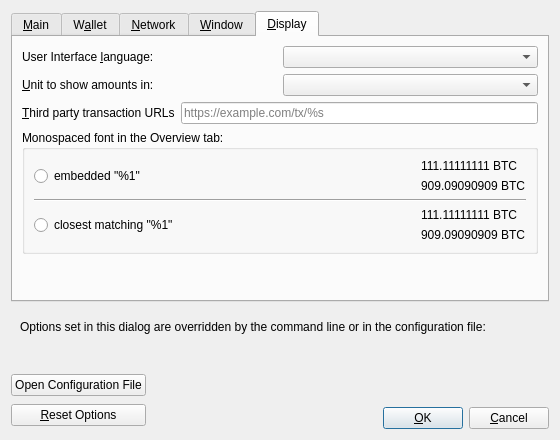
Above: src/qt/forms/optionsdialog.ui from popy1970/blinkhash-core before the change. Below: the same form after it.
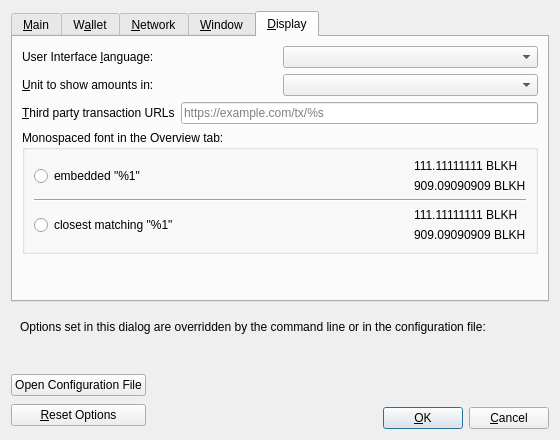
That is the form after the change. The open tabs and pages were chosen to show the change. Custom widgets are drawn as their Qt base class.

Commit message: Continue rebranding w/ BTC -> BLKH

The edit to the form file:
```diff
--- a/src/qt/forms/optionsdialog.ui
+++ b/src/qt/forms/optionsdialog.ui
@@ -778,14 +778,14 @@
               <item>
                <widget class="QLabel" name="embeddedFont_label_1">
                 <property name="text">
-                 <string notr="true">111.11111111 BTC</string>
+                 <string notr="true">111.11111111 BLKH</string>
                 </property>
                </widget>
               </item>
               <item>
                <widget class="QLabel" name="embeddedFont_label_9">
                 <property name="text">
-                 <string notr="true">909.09090909 BTC</string>
+                 <string notr="true">909.09090909 BLKH</string>
                 </property>
                </widget>
               </item>
@@ -827,14 +827,14 @@
               <item>
                <widget class="QLabel" name="systemFont_label_1">
                 <property name="text">
-                 <string notr="true">111.11111111 BTC</string>
+                 <string notr="true">111.11111111 BLKH</string>
                 </property>
                </widget>
               </item>
               <item>
                <widget class="QLabel" name="systemFont_label_9">
                 <property name="text">
-                 <string notr="true">909.09090909 BTC</string>
+                 <string notr="true">909.09090909 BLKH</string>
                 </property>
                </widget>
               </item>
```
The commit also changes 66 other files.
